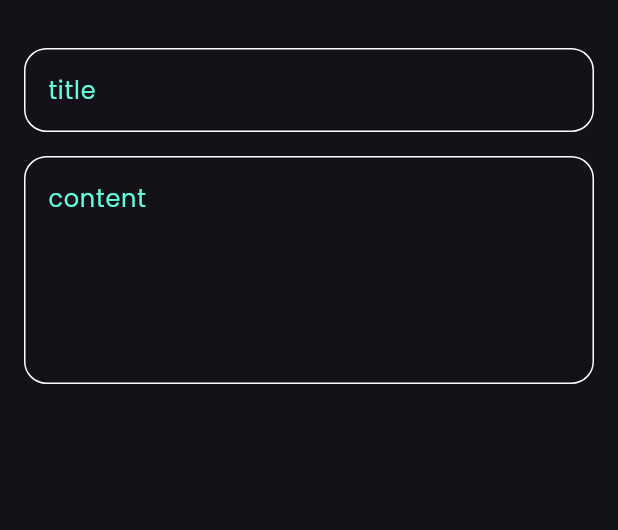
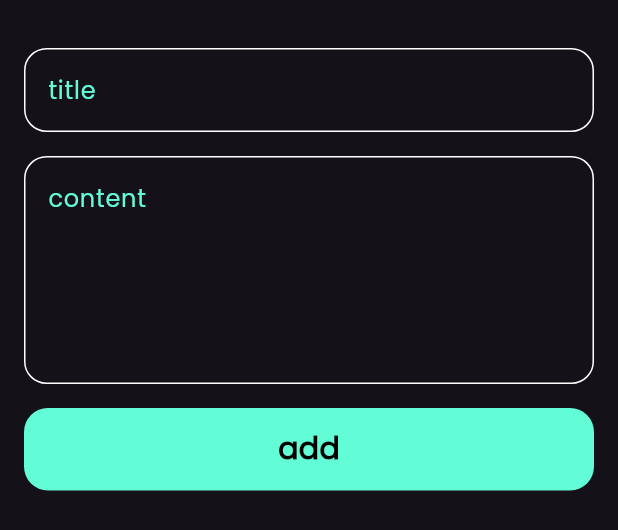
Before and after one commit to blalfayed/notes_app, a Flutter app: the AddNoteBottomSheet widget shown alone on an empty page, opened directly, on a phone screen of 412 x 824 dp. Shown: the top 530 px of the screen. Run offline on Flutter 3.47's test engine with Material 3 defaults, Android fonts, the phone set to English and light mode, and no system bars; our stand-ins replace font_awesome_flutter.

Commit message:
finish notes bottom sheet

```diff
--- a/lib/views/widgets/add_note_bottom_sheet.dart
+++ b/lib/views/widgets/add_note_bottom_sheet.dart
@@ -1,5 +1,8 @@
 import 'package:flutter/material.dart';
+import 'package:notes_app/constants.dart';
 import 'package:notes_app/views/widgets/custom_text_field.dart';
+
+import 'custom_button.dart';
 
 class AddNoteBottomSheet extends StatelessWidget {
   const AddNoteBottomSheet({super.key});
@@ -8,6 +11,7 @@ class AddNoteBottomSheet extends StatelessWidget {
   Widget build(BuildContext context) {
     return const Padding(
       padding: EdgeInsets.symmetric(horizontal: 16),
+      child: SingleChildScrollView(
         child: Column(
           children: [
             SizedBox(
@@ -22,8 +26,16 @@ class AddNoteBottomSheet extends StatelessWidget {
             CustomTextField(
               hint: 'content',
               maxlines: 5,
-          )
+            ),
+            SizedBox(
+              height: 16,
+            ),
+            CustomButton(),
+            SizedBox(
+              height: 16,
+            ),
           ],
+        ),
       ),
     );
   }
--- /dev/null
+++ b/lib/views/widgets/custom_button.dart
@@ -0,0 +1,24 @@
+import 'package:flutter/material.dart';
+
+import '../../constants.dart';
+
+class CustomButton extends StatelessWidget {
+  const CustomButton({super.key});
+
+  @override
+  Widget build(BuildContext context) {
+    return Container(
+      width: MediaQuery.of(context).size.width,
+      height: 55,
+      decoration: BoxDecoration(
+          color: kPrimaryColor, borderRadius: BorderRadius.circular(16)),
+      child: const Center(
+        child: Text(
+          'add',
+          style: TextStyle(
+              color: Colors.black, fontSize: 20, fontWeight: FontWeight.bold),
+        ),
+      ),
+    );
+  }
+}
```
Lines whose indentation alone changed are shown as unchanged.
